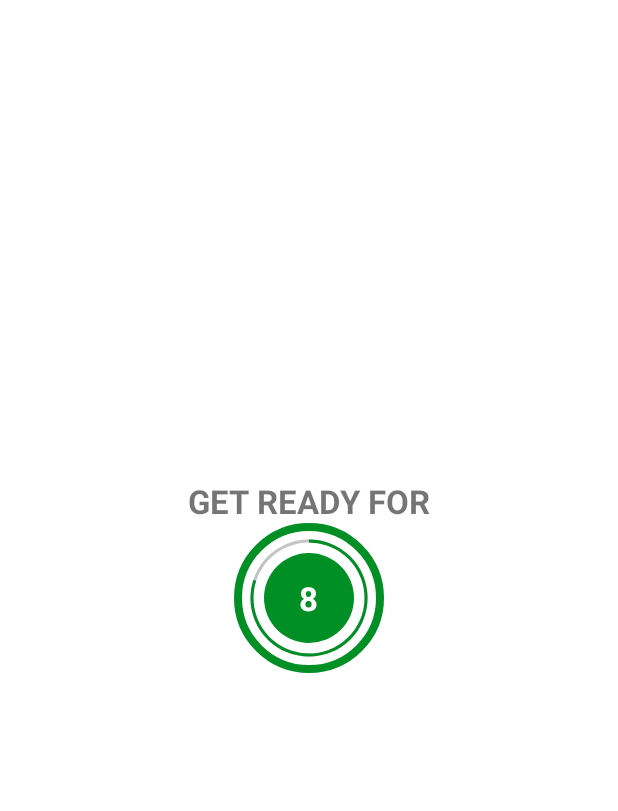
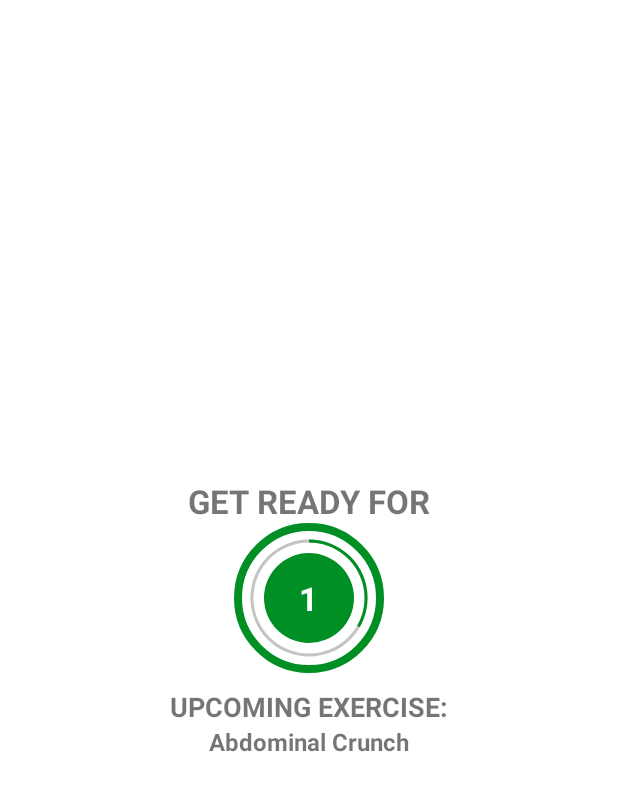
Before and after one commit to malicankaya/7MinutesWorkout, an Android app: the ExerciseActivity screen opened directly, with no data from a screen before it, on a phone screen of 412 x 824 dp, the part 62-873 px from its top. Run offline under Robolectric (Android 15) with nearby library versions, the phone set to English and light mode, and no system bars.

Commit message:
adding upcoming exercise

```diff
--- a/app/src/main/java/com/malicankaya/a7minutesworkout/ExerciseActivity.kt
+++ b/app/src/main/java/com/malicankaya/a7minutesworkout/ExerciseActivity.kt
@@ -13,11 +13,11 @@ class ExerciseActivity : AppCompatActivity() {
     var binding: ActivityExerciseBinding? = null
     private var readyCountDownTimer: CountDownTimer? = null
     private var readyTimerProgressSec = 0
-    private var readyTimerSec: Long = 10
+    private var readyTimerSec: Long = 3
 
     private var exerciseCountDownTimer: CountDownTimer? = null
     private var exerciseTimerProgressSec = 0
-    private var exerciseTimerSec: Long = 30
+    private var exerciseTimerSec: Long = 3
 
     private var exerciseList: ArrayList<ExerciseModel>? = null
     private var currentExercisePosition = -1
@@ -45,6 +45,18 @@ class ExerciseActivity : AppCompatActivity() {
     }
 
     private fun setReadyTimer() {
+        binding?.tvGetReady?.visibility = View.VISIBLE
+        binding?.flReady?.visibility = View.VISIBLE
+        binding?.tvUpcomingExerciseLabel?.visibility = View.VISIBLE
+        binding?.tvUpcomingExerciseName?.visibility = View.VISIBLE
+
+        binding?.tvExerciseName?.visibility = View.INVISIBLE
+        binding?.flExercise?.visibility = View.INVISIBLE
+        binding?.ivExerciseImage?.visibility = View.INVISIBLE
+
+        binding?.tvUpcomingExerciseName?.text =
+            exerciseList!![currentExercisePosition + 1].getName()
+
         if (readyCountDownTimer != null) {
             readyCountDownTimer?.cancel()
             readyTimerProgressSec = 0
@@ -74,6 +86,8 @@ class ExerciseActivity : AppCompatActivity() {
     private fun exerciseSetTimer() {
         binding?.tvGetReady?.visibility = View.INVISIBLE
         binding?.flReady?.visibility = View.INVISIBLE
+        binding?.tvUpcomingExerciseLabel?.visibility = View.INVISIBLE
+        binding?.tvUpcomingExerciseName?.visibility = View.INVISIBLE
 
         binding?.tvExerciseName?.visibility = View.VISIBLE
         binding?.flExercise?.visibility = View.VISIBLE
@@ -94,7 +108,7 @@ class ExerciseActivity : AppCompatActivity() {
         binding?.exerciseProgressBar?.progress = exerciseTimerSec.toInt()
         binding?.tvExerciseCount?.text = exerciseTimerSec.toString()
 
-        readyCountDownTimer = object : CountDownTimer(exerciseTimerSec * 1000, 1000) {
+        exerciseCountDownTimer = object : CountDownTimer(exerciseTimerSec * 1000, 1000) {
             override fun onTick(millisUntilFinished: Long) {
                 exerciseTimerProgressSec++
                 binding?.exerciseProgressBar?.progress =
@@ -104,11 +118,9 @@ class ExerciseActivity : AppCompatActivity() {
             }
 
             override fun onFinish() {
-                currentExercisePosition++
-                exerciseTimerProgressSec = 0
+                if (currentExercisePosition < exerciseList!!.size) {
+                    setReadyTimer()
 
-                if (currentExercisePosition < exerciseList!!.size) {
-                    exerciseSetTimer()
                 } else {
                     Toast.makeText(
                         this@ExerciseActivity,
@@ -120,6 +132,7 @@ class ExerciseActivity : AppCompatActivity() {
         }.start()
     }
 
+
     override fun onDestroy() {
         super.onDestroy()
 
--- a/app/src/main/res/layout/activity_exercise.xml
+++ b/app/src/main/res/layout/activity_exercise.xml
@@ -87,19 +87,45 @@
     </FrameLayout>
 
     <TextView
+        android:id="@+id/tvUpcomingExerciseLabel"
+        android:layout_width="wrap_content"
+        android:layout_height="wrap_content"
+        android:textStyle="bold"
+        android:textSize="18sp"
+        android:layout_marginTop="10dp"
+        style="bold"
+        android:text="UPCOMING EXERCISE:"
+        app:layout_constraintEnd_toEndOf="parent"
+        app:layout_constraintStart_toStartOf="parent"
+        app:layout_constraintTop_toBottomOf="@id/flReady"
+        />
+
+    <TextView
+        android:id="@+id/tvUpcomingExerciseName"
+        android:layout_width="wrap_content"
+        android:layout_height="wrap_content"
+        android:textStyle="bold"
+        android:textSize="16sp"
+        android:text="Abdominal Crunch"
+        app:layout_constraintEnd_toEndOf="parent"
+        app:layout_constraintStart_toStartOf="parent"
+        app:layout_constraintTop_toBottomOf="@id/tvUpcomingExerciseLabel"
+        />
+
+    <TextView
         android:visibility="invisible"
         tools:visibility="visible"
         android:id="@+id/tvExerciseName"
         android:layout_width="wrap_content"
         android:layout_height="wrap_content"
+        android:textColor="@color/colorAccent"
         android:textStyle="bold"
         android:textSize="22sp"
         android:layout_marginTop="10dp"
         android:text="Exercise Name"
         app:layout_constraintEnd_toEndOf="parent"
         app:layout_constraintStart_toStartOf="parent"
-        app:layout_constraintBottom_toTopOf="@id/flExercise"
-        />
+        app:layout_constraintBottom_toTopOf="@id/flExercise"/>
 
     <FrameLayout
         android:id="@+id/flExercise"
@@ -111,7 +137,7 @@
         app:layout_constraintBottom_toBottomOf="parent"
         app:layout_constraintStart_toStartOf="parent"
         app:layout_constraintEnd_toEndOf="parent"
-        app:layout_constraintTop_toBottomOf="@id/ivExerciseImage"
+        android:layout_marginBottom="10dp"
         >
 
         <ProgressBar
```
